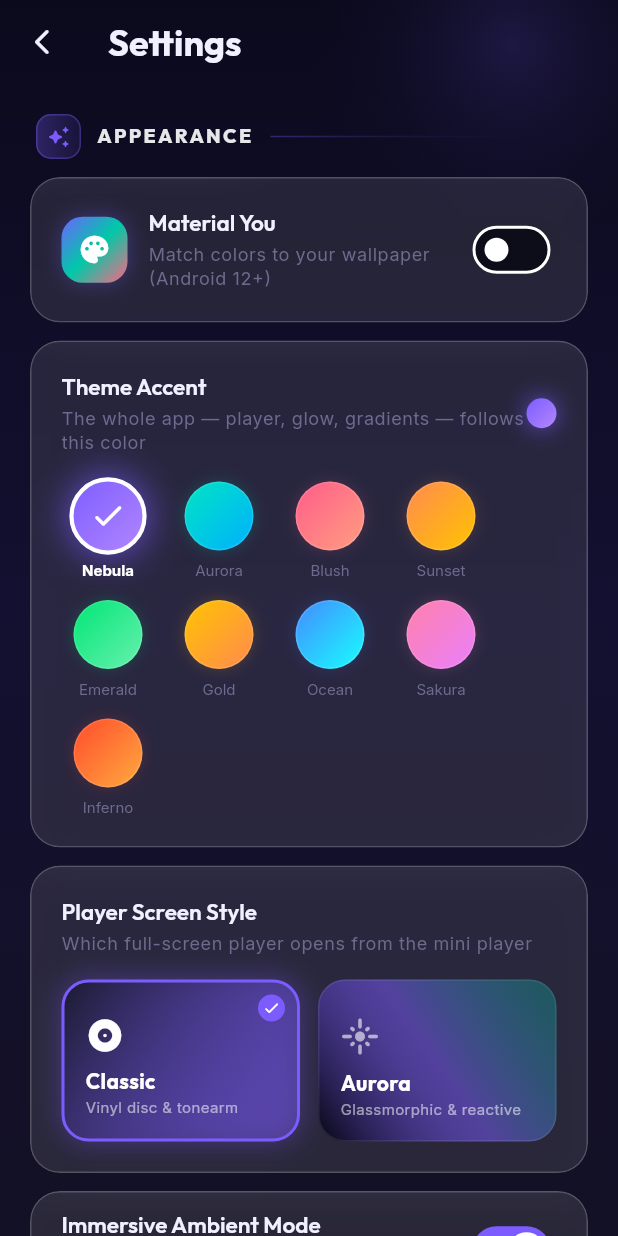
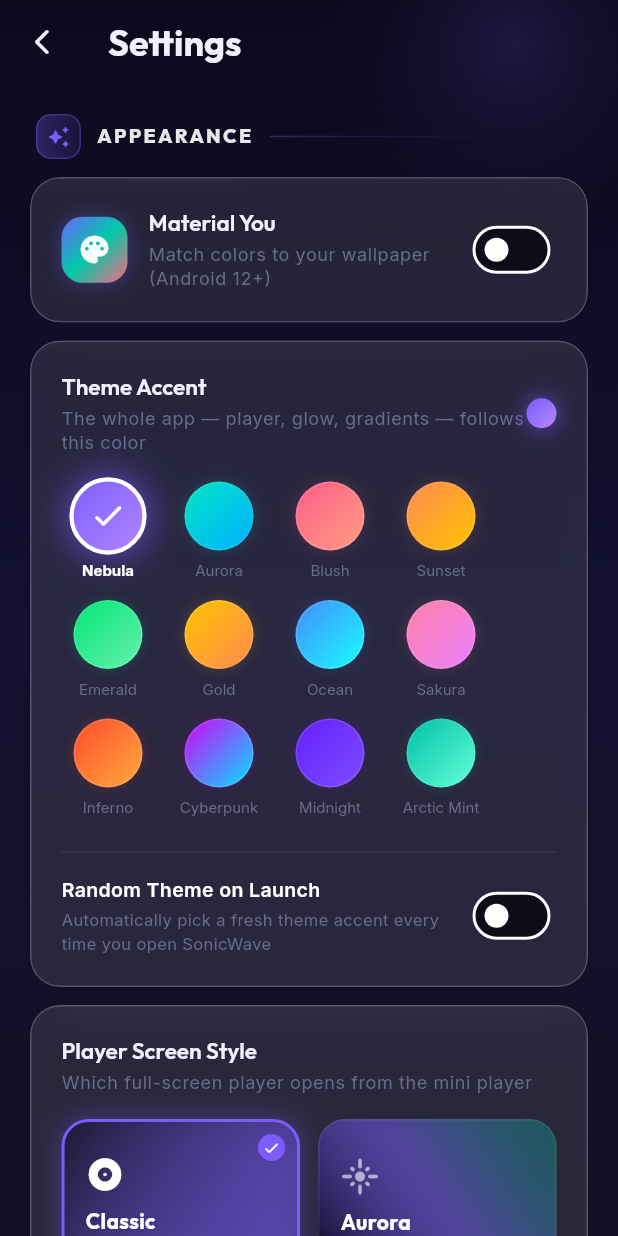
Before and after one commit to Souvik636/sonic_wave, a Flutter app: the SettingsScreen screen opened directly, on a phone screen of 412 x 824 dp. Run offline on Flutter 3.47's test engine with Material 3 defaults, Android fonts, the phone set to English and light mode, and no system bars; drawn by our look-alikes of dynamic_color; our stand-ins replace audio_service, cached_network_image, flutter_cache_manager, google_fonts, image_picker, just_audio and 3 more; missing offline and left inert: audio_metadata_reader, audio_session, extractor, youtube_explode_dart; accounts and stored records are empty; network calls fail; statements that could not run were skipped.

Commit message:
feat: disable log file creation, cap search history to top 5, add 3 theme accents & random theme switch

```diff
--- a/lib/providers/settings_provider.dart
+++ b/lib/providers/settings_provider.dart
@@ -1,6 +1,7 @@
 import 'dart:convert';
 import 'dart:async';
 import 'dart:io';
+import 'dart:math';
 import 'package:flutter/material.dart';
 import 'package:shared_preferences/shared_preferences.dart';
 import '../services/storage_location_service.dart';
@@ -22,6 +23,9 @@ enum ThemeAccent {
   sapphire,
   sakura,
   lava,
+  cyberpunk,
+  midnight,
+  mint,
 
   /// Material You — follows the device wallpaper's dynamic color (Android 12+).
   /// Falls back to purple when the platform provides no dynamic palette.
@@ -51,9 +55,11 @@ class SettingsProvider extends ChangeNotifier {
   static const String _showVisualizerKey = 'settings_show_visualizer';
   static const String _playerStyleKey = 'settings_player_style';
   static const String _crossfadeKey = 'settings_crossfade_seconds';
+  static const String _randomizeThemeKey = 'settings_randomize_theme';
 
   AudioQuality _audioQuality = AudioQuality.high;
   ThemeAccent _themeAccent = ThemeAccent.purple;
+  bool _randomizeThemeOnLaunch = false;
   SoundEnhancer _soundEnhancer = SoundEnhancer.none;
   double _visualizerSpeed = 1.0;
   bool _enableBackgroundPlayback = true;
@@ -84,6 +90,7 @@ class SettingsProvider extends ChangeNotifier {
   // Getters
   AudioQuality get audioQuality => _audioQuality;
   ThemeAccent get themeAccent => _themeAccent;
+  bool get randomizeThemeOnLaunch => _randomizeThemeOnLaunch;
   SoundEnhancer get soundEnhancer => _soundEnhancer;
   double get visualizerSpeed => _visualizerSpeed;
   bool get enableBackgroundPlayback => _enableBackgroundPlayback;
@@ -128,6 +135,12 @@ class SettingsProvider extends ChangeNotifier {
         return const Color(0xFFFF80AB); // Sakura — soft blossom
       case ThemeAccent.lava:
         return const Color(0xFFFF4B2B); // Inferno — molten red-orange
+      case ThemeAccent.cyberpunk:
+        return const Color(0xFFD500F9); // Cyberpunk — electric magenta/violet
+      case ThemeAccent.midnight:
+        return const Color(0xFF651FFF); // Midnight — deep twilight indigo
+      case ThemeAccent.mint:
+        return const Color(0xFF00BFA5); // Arctic Mint — glowing teal seafoam
       case ThemeAccent.system:
         // Material You wallpaper color; purple fallback pre-Android 12.
         return systemDynamicColor ?? const Color(0xFF7C5CFF);
@@ -164,6 +177,15 @@ class SettingsProvider extends ChangeNotifier {
         break;
       case ThemeAccent.lava:
         endColor = const Color(0xFFFFAB40); // molten → ember
+        break;
+      case ThemeAccent.cyberpunk:
+        endColor = const Color(0xFF00E5FF); // magenta → neon cyan
+        break;
+      case ThemeAccent.midnight:
+        endColor = const Color(0xFF7C4DFF); // indigo → vivid iris
+        break;
+      case ThemeAccent.mint:
+        endColor = const Color(0xFF64FFDA); // teal → glacial mint
         break;
       case ThemeAccent.system:
         // Blend toward a lighter tint of the wallpaper-derived accent.
@@ -255,6 +277,26 @@ class SettingsProvider extends ChangeNotifier {
         _themeAccent = ThemeAccent.values[accentIdx];
       }
 
+      // Load randomize theme on launch
+      _randomizeThemeOnLaunch = prefs.getBool(_randomizeThemeKey) ?? false;
+      if (_randomizeThemeOnLaunch) {
+        final options = [
+          ThemeAccent.purple,
+          ThemeAccent.cyan,
+          ThemeAccent.pink,
+          ThemeAccent.orange,
+          ThemeAccent.emerald,
+          ThemeAccent.amber,
+          ThemeAccent.sapphire,
+          ThemeAccent.sakura,
+          ThemeAccent.lava,
+          ThemeAccent.cyberpunk,
+          ThemeAccent.midnight,
+          ThemeAccent.mint,
+        ];
+        _themeAccent = options[Random().nextInt(options.length)];
+      }
+
       // Load sound enhancer
       final enhancerIdx = prefs.getInt(_enhancerKey);
       if (enhancerIdx != null &&
@@ -332,6 +374,13 @@ class SettingsProvider extends ChangeNotifier {
     notifyListeners();
     final prefs = await SharedPreferences.getInstance();
     await prefs.setInt(_accentKey, accent.index);
+  }
+
+  Future<void> setRandomizeThemeOnLaunch(bool enabled) async {
+    _randomizeThemeOnLaunch = enabled;
+    notifyListeners();
+    final prefs = await SharedPreferences.getInstance();
+    await prefs.setBool(_randomizeThemeKey, enabled);
   }
 
   /// Material You maps to the wallpaper-derived [ThemeAccent.system].
--- a/lib/screens/settings_screen.dart
+++ b/lib/screens/settings_screen.dart
@@ -259,6 +259,9 @@ class SettingsScreen extends StatelessWidget {
     (accent: ThemeAccent.sapphire, name: 'Ocean', a: Color(0xFF448AFF), b: Color(0xFF18FFFF)),
     (accent: ThemeAccent.sakura, name: 'Sakura', a: Color(0xFFFF80AB), b: Color(0xFFEA80FC)),
     (accent: ThemeAccent.lava, name: 'Inferno', a: Color(0xFFFF4B2B), b: Color(0xFFFFAB40)),
+    (accent: ThemeAccent.cyberpunk, name: 'Cyberpunk', a: Color(0xFFD500F9), b: Color(0xFF00E5FF)),
+    (accent: ThemeAccent.midnight, name: 'Midnight', a: Color(0xFF651FFF), b: Color(0xFF7C4DFF)),
+    (accent: ThemeAccent.mint, name: 'Arctic Mint', a: Color(0xFF00BFA5), b: Color(0xFF64FFDA)),
   ];
 
   Widget _buildThemeSelector(BuildContext context) {
@@ -397,6 +400,44 @@ class SettingsScreen extends StatelessWidget {
                   ),
                 ),
               ),
+              const SizedBox(height: 16),
+              Divider(color: Colors.white.withValues(alpha: 0.08)),
+              const SizedBox(height: 8),
+              Row(
+                children: [
+                  Expanded(
+                    child: Column(
+                      crossAxisAlignment: CrossAxisAlignment.start,
+                      children: [
+                        Text(
+                          'Random Theme on Launch',
+                          style: GoogleFonts.inter(
+                            fontSize: 13,
+                            fontWeight: FontWeight.w600,
+                            color: Colors.white,
+                          ),
+                        ),
+                        const SizedBox(height: 2),
+                        Text(
+                          'Automatically pick a fresh theme accent every time you open SonicWave',
+                          style: GoogleFonts.inter(
+                            fontSize: 11,
+                            color: AppColors.textTertiary,
+                          ),
+                        ),
+                      ],
+                    ),
+                  ),
+                  Switch(
+                    value: settings.randomizeThemeOnLaunch,
+                    activeThumbColor: settings.accentColor,
+                    onChanged: (val) {
+                      AppHaptics.light();
+                      settings.setRandomizeThemeOnLaunch(val);
+                    },
+                  ),
+                ],
+              ),
             ],
           ),
         );
```
Also changed, not shown: lib/providers/search_provider.dart (+7 -4 lines), lib/services/diagnostic_log_service.dart (+17 -142 lines), 1 other file.
